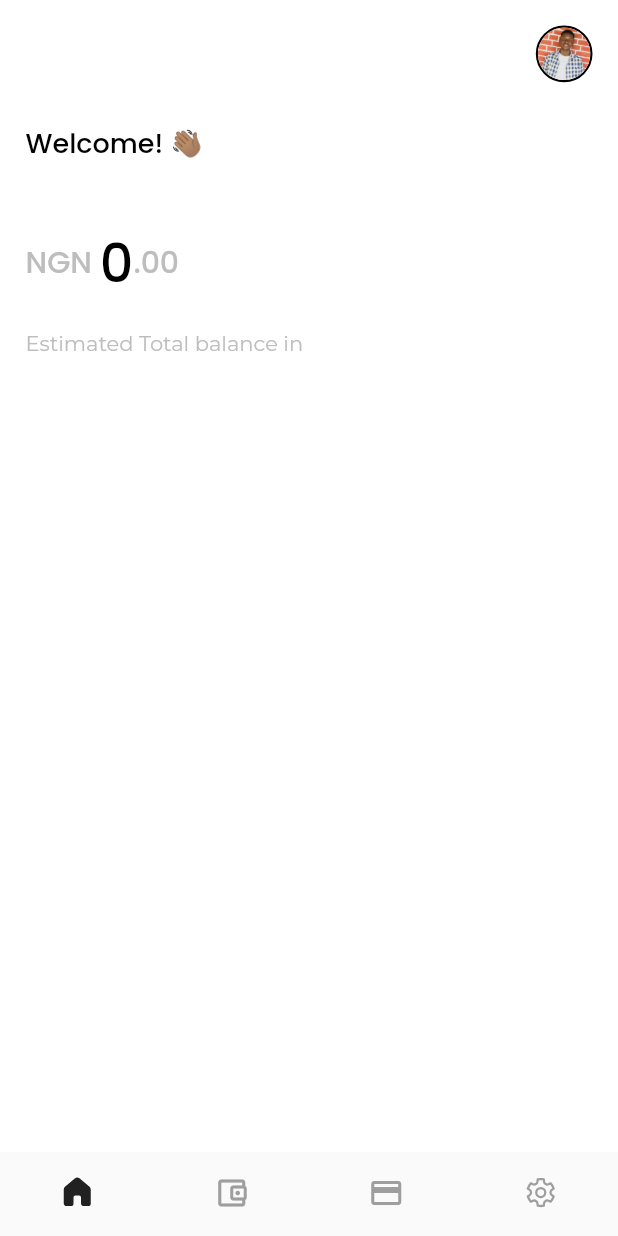
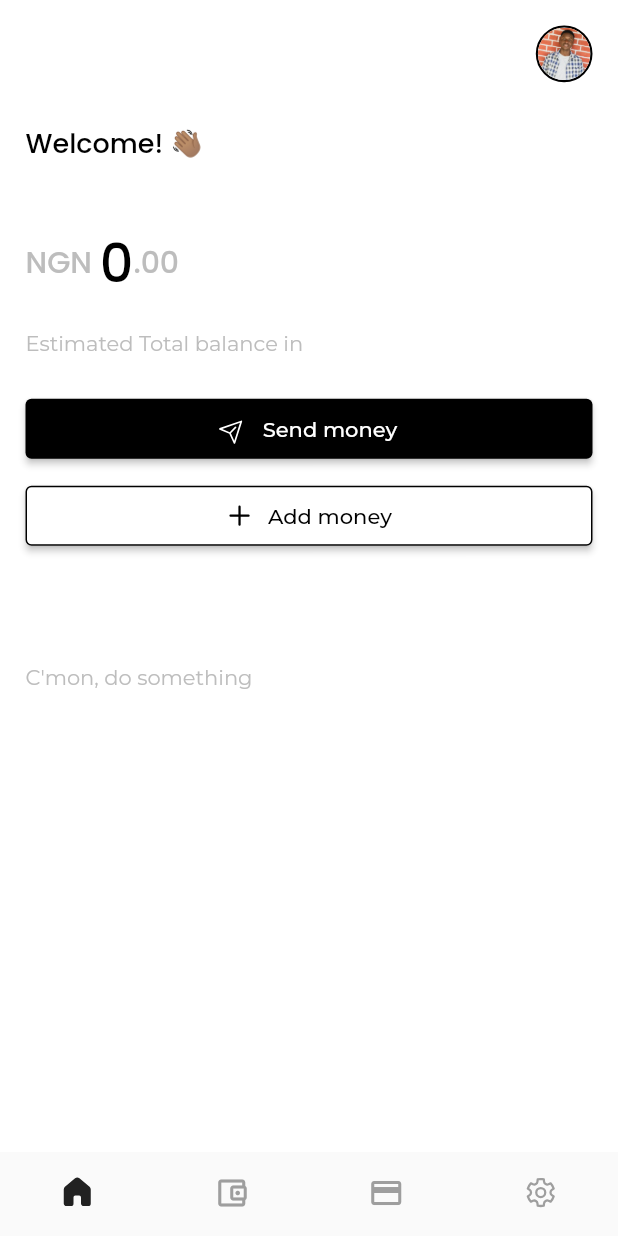
Before and after one commit to ProsperChihimba/coinprofile, a Flutter app: the screen it shows after launch, on a phone screen of 412 x 824 dp. Run offline on Flutter 3.47's test engine with Material 2 defaults, Android fonts, the phone set to English and light mode, and no system bars; our stand-ins replace fluentui_icons, gap, get, google_fonts.

Commit message:
Add: send & add money buttons

```diff
--- a/lib/screens/home_screen.dart
+++ b/lib/screens/home_screen.dart
@@ -1,5 +1,6 @@
 import 'package:coinprofile/utils/app_layout.dart';
 import 'package:coinprofile/utils/app_styles.dart';
+import 'package:fluentui_icons/fluentui_icons.dart';
 import 'package:flutter/material.dart';
 import 'package:gap/gap.dart';
 
@@ -91,7 +92,86 @@ class _HomeScreenState extends State<HomeScreen> {
                 color: Colors.grey.shade400,
               ),
             ),
-          )
+          ),
+
+          // Send & add money buttons
+          Gap(AppLayout.getHeight(25)),
+          Padding(
+            padding: EdgeInsets.symmetric(
+              horizontal: AppLayout.getWidth(17),
+            ),
+            child: ElevatedButton(
+              style: ElevatedButton.styleFrom(
+                  backgroundColor: Styles.blackColor,
+                  padding:
+                      EdgeInsets.symmetric(vertical: AppLayout.getHeight(11))),
+              onPressed: (() {}),
+              child: Row(
+                mainAxisAlignment: MainAxisAlignment.center,
+                children: [
+                  Transform.rotate(
+                    angle: -0.8,
+                    child: Icon(
+                      FluentSystemIcons.ic_fluent_send_regular,
+                      size: AppLayout.getHeight(18),
+                    ),
+                  ),
+                  Gap(AppLayout.getWidth(10)),
+                  Text(
+                    "Send money",
+                    style: Styles.normalText.copyWith(color: Colors.white),
+                  ),
+                ],
+              ),
+            ),
+          ),
+          // Add Money button
+          Gap(AppLayout.getHeight(10)),
+          Padding(
+            padding: EdgeInsets.symmetric(
+              horizontal: AppLayout.getWidth(17),
+            ),
+            child: ElevatedButton(
+              style: ElevatedButton.styleFrom(
+                  side: BorderSide(
+                    width: AppLayout.getWidth(1),
+                    color: Styles.blackColor,
+                  ),
+                  backgroundColor: Colors.white,
+                  padding:
+                      EdgeInsets.symmetric(vertical: AppLayout.getHeight(11))),
+              onPressed: (() {}),
+              child: Row(
+                mainAxisAlignment: MainAxisAlignment.center,
+                children: [
+                  Icon(
+                    FluentSystemIcons.ic_fluent_add_filled,
+                    color: Styles.blackColor,
+                    size: AppLayout.getHeight(18),
+                  ),
+                  Gap(AppLayout.getWidth(10)),
+                  Text(
+                    "Add money",
+                    style: Styles.normalText.copyWith(color: Styles.blackColor),
+                  ),
+                ],
+              ),
+            ),
+          ),
+
+          // List views
+          Gap(AppLayout.getHeight(75)),
+          Padding(
+            padding: EdgeInsets.symmetric(
+              horizontal: AppLayout.getWidth(17),
+            ),
+            child: Text(
+              "C'mon, do something",
+              style: Styles.normalText.copyWith(
+                color: Colors.grey.shade400,
+              ),
+            ),
+          ),
         ],
       ),
     );
```
